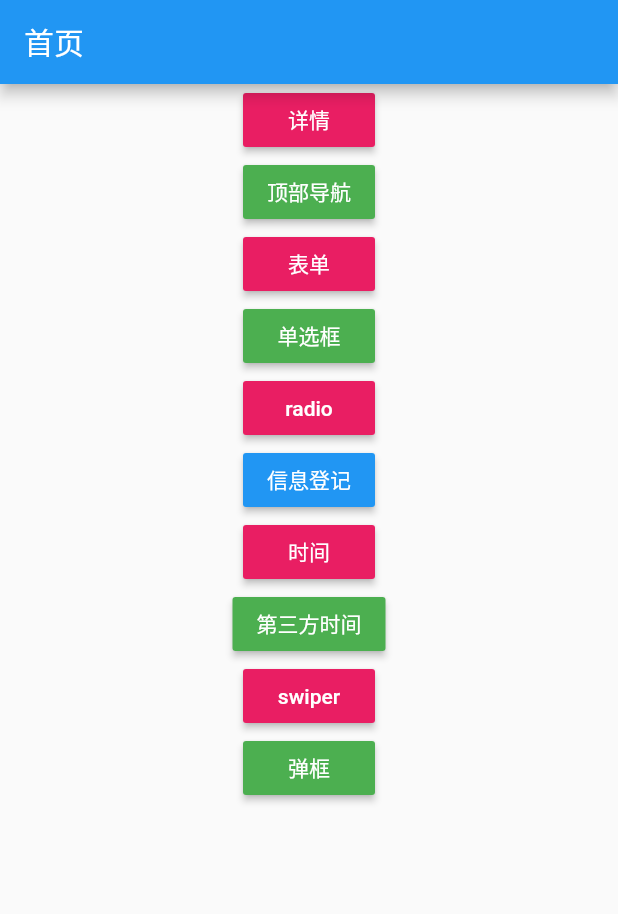
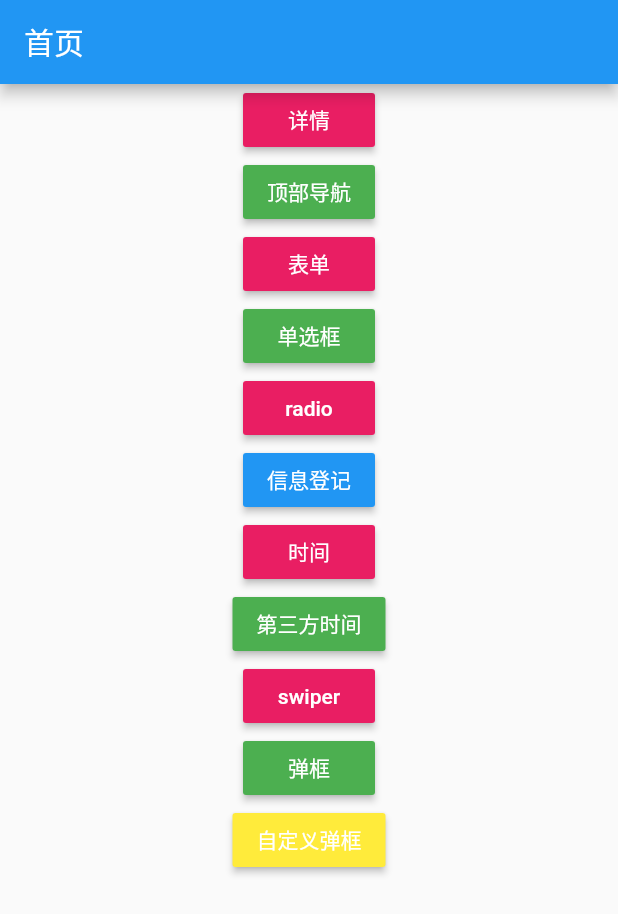
Before and after one commit to dezhizhang/27link, a Flutter app: the screen it shows after launch, on a phone screen of 412 x 824 dp. Shown: the top 914 px of the screen. Run offline on Flutter 3.47's test engine with Material 2 defaults, Android fonts, the phone set to English and light mode, and no system bars; our stand-ins replace date_format, flutter_swiper; missing offline and left inert: flutter_cupertino_date_picker.

```diff
--- /dev/null
+++ b/lib/CustomDialog.dart
@@ -0,0 +1,38 @@
+import 'package:flutter/material.dart';
+
+class CustomDialog extends StatefulWidget {
+  CustomDialog({Key key}) : super(key: key);
+
+  @override
+  _CustomDialogState createState() => _CustomDialogState();
+}
+
+class _CustomDialogState extends State<CustomDialog> {
+  @override
+  Widget build(BuildContext context) {
+    return MaterialApp(
+      home: Scaffold(
+        appBar: AppBar(
+          title: Text('自定义弹框'),
+        ),
+        body: HomeContent(),
+      ),
+    );
+  }
+}
+
+class HomeContent extends StatefulWidget {
+  HomeContent({Key key}) : super(key: key);
+
+  @override
+  _HomeContentState createState() => _HomeContentState();
+}
+
+class _HomeContentState extends State<HomeContent> {
+  @override
+  Widget build(BuildContext context) {
+    return Container(
+       child: Text('hello')
+    );
+  }
+}
--- a/lib/main.dart
+++ b/lib/main.dart
@@ -10,6 +10,7 @@ import './DatePick.dart';
 import './ThreeData.dart';
 import './Swiper.dart';
 import './Dilog.dart';
+import './CustomDialog.dart';
 
 void main() {
   runApp(MyApp());
@@ -28,6 +29,7 @@ class MyApp extends StatelessWidget{
     '/three':(context) => ThreeData(),
     '/swiper':(context) => SwiperDemo(),
     '/dilog':(context) => DilogDemo(),
+    '/custrom':(context) => CustomDialog()
   };
 
   @override
@@ -150,6 +152,14 @@ class HomeContent extends StatelessWidget{
             onPressed: () {
               Navigator.pushNamed(context, '/dilog');
             },
+          ),
+          RaisedButton(
+            child: Text('自定义弹框'),
+            color: Colors.yellow,
+            textColor: Colors.white,
+            onPressed: () {
+              Navigator.pushNamed(context, '/custrom');
+            },
           )
         ],
       ),
```
